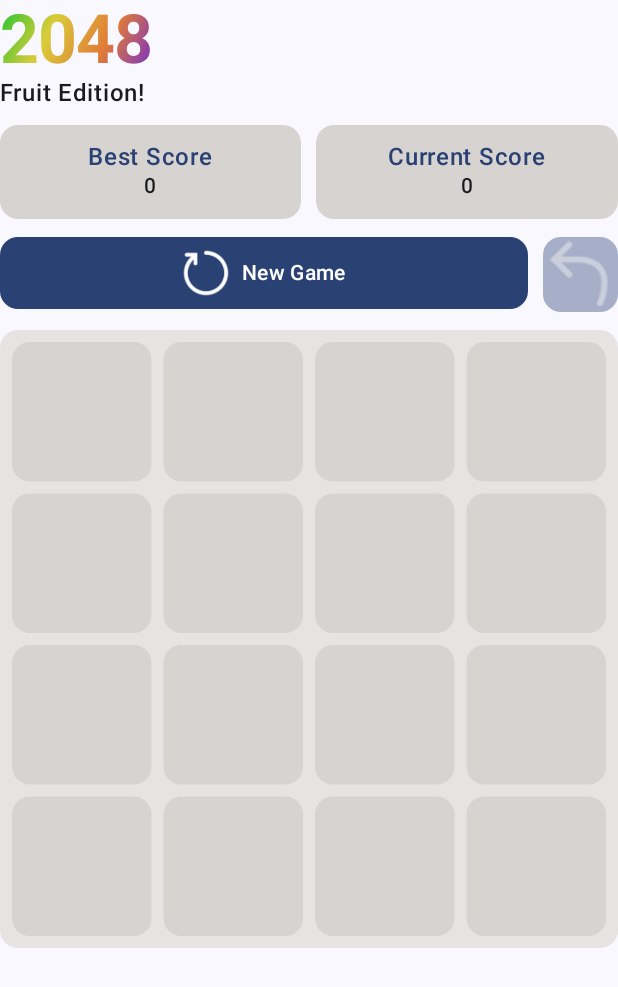
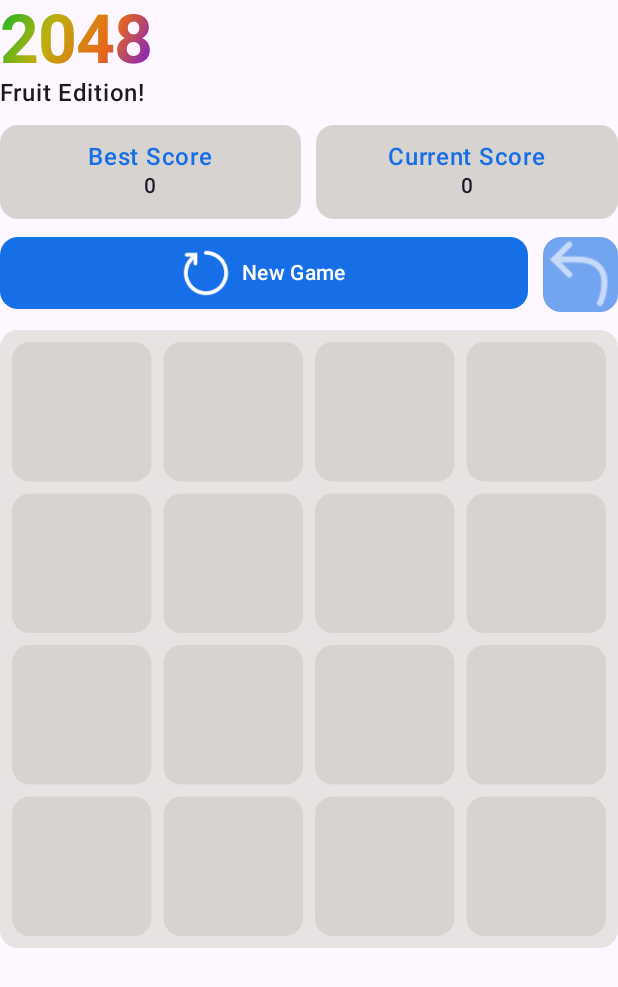
Before and after one commit to codebythura/Fruit2048, an Android app built with Jetpack Compose: the composable HomeContent called with empty values, on a phone screen of 412 x 824 dp. Shown: the top 987 px of the screen. Run offline under Robolectric (Android 15) with nearby library versions, the phone set to English and light mode, and no system bars; libraries missing offline, so code that uses them is left out: androidx.hilt.lifecycle.

Commit message:
Update app theme

```diff
--- a/app/src/main/java/com/codebythura/fruit2048/ui/home/HomeViewModel.kt
+++ b/app/src/main/java/com/codebythura/fruit2048/ui/home/HomeViewModel.kt
@@ -108,7 +108,7 @@ class HomeViewModel @Inject constructor(
 
     fun onSwipe(direction: Direction) {
         viewModelScope.launch {
-            gameStateRepo.saveState(_gameState.value.toEntity())
+            gameStateRepo.saveState(_gameState.value.toEntity()) // save the current state first
             val (swipedGrid, newScore) = when (direction) {
                 Direction.LEFT -> GameLogic.swipeToLeft(_gameState.value.gridData)
                 Direction.RIGHT -> GameLogic.swipeToRight(_gameState.value.gridData)
--- a/app/src/main/java/com/codebythura/fruit2048/ui/home/components/ActionsRow.kt
+++ b/app/src/main/java/com/codebythura/fruit2048/ui/home/components/ActionsRow.kt
@@ -111,8 +111,8 @@ private fun ActionButton(
         modifier = modifier,
         contentPadding = contentPadding,
         colors = ButtonDefaults.buttonColors(
-            disabledContainerColor = MaterialTheme.colorScheme.primary.copy(alpha = 0.4f),
-            disabledContentColor = MaterialTheme.colorScheme.onPrimary.copy(alpha = 0.4f)
+            disabledContainerColor = MaterialTheme.colorScheme.primary.copy(alpha = 0.6f),
+            disabledContentColor = MaterialTheme.colorScheme.onPrimary.copy(alpha = 0.6f)
         ),
         content = content,
     )
--- a/app/src/main/java/com/codebythura/fruit2048/ui/home/components/AppTitle.kt
+++ b/app/src/main/java/com/codebythura/fruit2048/ui/home/components/AppTitle.kt
@@ -1,5 +1,6 @@
 package com.codebythura.fruit2048.ui.home.components
 
+import androidx.compose.foundation.isSystemInDarkTheme
 import androidx.compose.foundation.layout.Column
 import androidx.compose.material3.MaterialTheme
 import androidx.compose.material3.Text
@@ -9,23 +10,30 @@ import androidx.compose.ui.graphics.Brush
 import androidx.compose.ui.graphics.Color
 import androidx.compose.ui.text.font.FontWeight
 
+private val lightColors = listOf(
+    Color(0xFF08B928),
+    Color(0xFFBDB00E),
+    Color(0xFFE86916),
+    Color(0xFF6E14EA)
+)
+
+private val darkColors = listOf(
+    Color(0xFF12C52E),
+    Color(0xFFDACC39),
+    Color(0xFFE17B37),
+    Color(0xFF6D28D5)
+)
 
 @Composable
 fun AppTitle(modifier: Modifier = Modifier) {
+    val colors = if(isSystemInDarkTheme()) darkColors else lightColors
     Column(modifier = modifier) {
         Text(
             text = "2048",
             color = MaterialTheme.colorScheme.primary,
             style = MaterialTheme.typography.displayMedium.copy(
                 fontWeight = FontWeight.Bold,
-                brush = Brush.linearGradient(
-                    colors = listOf(
-                        Color(0xFF12C52E),
-                        Color(0xFFDACC39),
-                        Color(0xFFE17B37),
-                        Color(0xFF6D28D5)
-                    )
-                ),
+                brush = Brush.linearGradient(colors),
             )
         )
         Text(
--- a/app/src/main/java/com/codebythura/fruit2048/ui/home/components/Board.kt
+++ b/app/src/main/java/com/codebythura/fruit2048/ui/home/components/Board.kt
@@ -7,6 +7,7 @@ import androidx.compose.foundation.layout.BoxWithConstraints
 import androidx.compose.foundation.layout.aspectRatio
 import androidx.compose.foundation.layout.offset
 import androidx.compose.foundation.layout.size
+import androidx.compose.material3.MaterialTheme
 import androidx.compose.runtime.Composable
 import androidx.compose.runtime.getValue
 import androidx.compose.runtime.key
@@ -18,24 +19,20 @@ import androidx.compose.ui.geometry.Size
 import androidx.compose.ui.graphics.Color
 import androidx.compose.ui.tooling.preview.Preview
 import androidx.compose.ui.unit.Dp
-import androidx.compose.ui.unit.dp
 import com.codebythura.fruit2048.data.TileData
+import com.codebythura.fruit2048.data.defaultCornerRadius
+import com.codebythura.fruit2048.data.defaultDurationMillis
+import com.codebythura.fruit2048.data.defaultPaddingDp
 import com.codebythura.fruit2048.ui.theme.Fruit2048Theme
 
-
-val defaultPaddingDp = 8.dp
-val defaultBoardBgColor = Color(0xFFE8E3E3)
-val defaultTileBgColor = Color(0xFFd6d3d1)
-val defaultCornerRadius = 12.dp
-const val defaultDurationMillis = 200
 
 @Composable
 fun Board(
     tileData: List<TileData> = emptyList(),
     padding: Dp = defaultPaddingDp,
     cornerRadius: Dp = defaultCornerRadius,
-    backgroundColor: Color = defaultBoardBgColor,
-    tileBgColor: Color = defaultTileBgColor,
+    backgroundColor: Color = MaterialTheme.colorScheme.primaryContainer,
+    tileBgColor: Color = MaterialTheme.colorScheme.secondaryContainer,
     modifier: Modifier = Modifier,
 ) {
     BoxWithConstraints(
--- a/app/src/main/java/com/codebythura/fruit2048/ui/home/components/ScoreRow.kt
+++ b/app/src/main/java/com/codebythura/fruit2048/ui/home/components/ScoreRow.kt
@@ -47,7 +47,7 @@ private fun ScoreContainer(
 ) {
     Surface(
         modifier = modifier,
-        color = defaultTileBgColor,
+        color = MaterialTheme.colorScheme.secondaryContainer,
         shape = RoundedCornerShape(12.dp),
     ) {
         Column(
--- a/app/src/main/java/com/codebythura/fruit2048/ui/theme/Theme.kt
+++ b/app/src/main/java/com/codebythura/fruit2048/ui/theme/Theme.kt
@@ -1,55 +1,33 @@
 package com.codebythura.fruit2048.ui.theme
 
-import android.app.Activity
-import android.os.Build
+
 import androidx.compose.foundation.isSystemInDarkTheme
 import androidx.compose.material3.MaterialTheme
 import androidx.compose.material3.darkColorScheme
-import androidx.compose.material3.dynamicDarkColorScheme
-import androidx.compose.material3.dynamicLightColorScheme
 import androidx.compose.material3.lightColorScheme
 import androidx.compose.runtime.Composable
-import androidx.compose.ui.platform.LocalContext
 
 private val DarkColorScheme = darkColorScheme(
-    primary = Purple80,
-    secondary = PurpleGrey80,
-    tertiary = Pink80
+    primary = darkPrimaryColor,
+    primaryContainer = darkPrimaryContainer,
+    secondaryContainer = darkSecondaryContainer
 )
 
 private val LightColorScheme = lightColorScheme(
-    primary = Purple40,
-    secondary = PurpleGrey40,
-    tertiary = Pink40
-
-    /* Other default colors to override
-    background = Color(0xFFFFFBFE),
-    surface = Color(0xFFFFFBFE),
-    onPrimary = Color.White,
-    onSecondary = Color.White,
-    onTertiary = Color.White,
-    onBackground = Color(0xFF1C1B1F),
-    onSurface = Color(0xFF1C1B1F),
-    */
+    primary = lightPrimaryColor,
+    primaryContainer = lightPrimaryContainer,
+    secondaryContainer = lightSecondaryContainer,
 )
 
 @Composable
 fun Fruit2048Theme(
     darkTheme: Boolean = isSystemInDarkTheme(),
-    // Dynamic color is available on Android 12+
-    dynamicColor: Boolean = true,
     content: @Composable () -> Unit
 ) {
     val colorScheme = when {
-        dynamicColor && Build.VERSION.SDK_INT >= Build.VERSION_CODES.S -> {
-            val context = LocalContext.current
-            if (darkTheme) dynamicDarkColorScheme(context) else dynamicLightColorScheme(context)
-        }
-
         darkTheme -> DarkColorScheme
         else -> LightColorScheme
     }
-
     MaterialTheme(
         colorScheme = colorScheme,
         typography = Typography,
```
Also changed, not shown: app/src/main/java/com/codebythura/fruit2048/data/AppConsts.kt (added, +7 -0 lines), app/src/main/java/com/codebythura/fruit2048/data/Tile.kt (+15 -1 lines), app/src/main/java/com/codebythura/fruit2048/ui/home/HomeScreen.kt (+6 -9 lines), app/src/main/java/com/codebythura/fruit2048/ui/home/components/TileItem.kt (+6 -1 lines), app/src/main/java/com/codebythura/fruit2048/ui/theme/Color.kt (+6 -6 lines).
